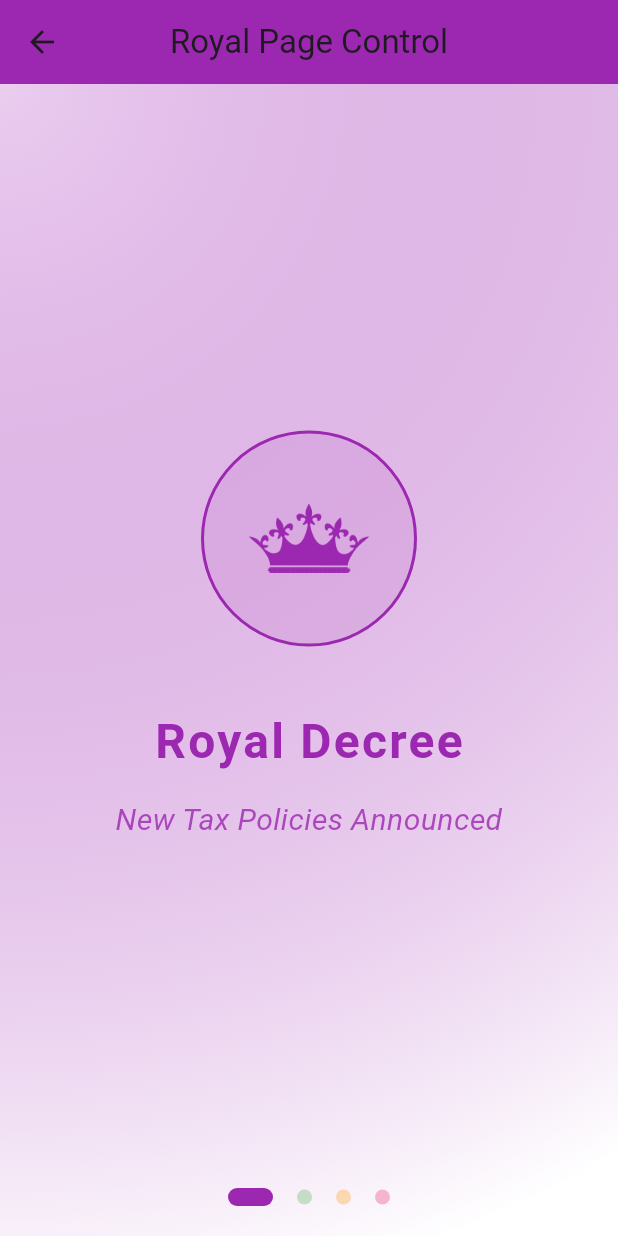
After one commit to iremyasar01/neonAcademyApps, a Flutter app: the screen it shows after launch, after a tap on "Prince pages", on a phone screen of 412 x 824 dp. The commit adds this screen. Run offline on Flutter 3.47's test engine with Material 3 defaults, Android fonts, the phone set to English and light mode, and no system bars; our stand-ins replace audioplayers.

Commit message:
pageControl

```diff
--- /dev/null
+++ b/lib/models/page_models.dart
@@ -0,0 +1,15 @@
+import 'package:flutter/material.dart';
+
+class PageModels {
+  final String title;
+  final String subtitle;
+  final Color color;
+  final String imageAsset;
+
+  PageModels({
+    required this.title,
+    required this.subtitle,
+    required this.color,
+    required this.imageAsset,
+  });
+}
--- a/lib/screens/home_screen.dart
+++ b/lib/screens/home_screen.dart
@@ -1,6 +1,7 @@
 import 'package:flutter/material.dart';
 import 'package:neonacademyapss/screens/container_screen.dart';
 import 'package:neonacademyapss/screens/dress_up_screen.dart';
+import 'package:neonacademyapss/screens/page_control_screen.dart';
 import 'package:neonacademyapss/screens/resque_slider_screen.dart';
 import 'package:neonacademyapss/screens/switch_screen.dart';
 import 'package:neonacademyapss/screens/wicked_queen_screen.dart';
@@ -88,6 +89,17 @@ class HomeScreen extends StatelessWidget {
               child: const Text('Dress Up'),
               //Stepper
             ),
+             const SizedBox(height: 20),
+            ElevatedButton(
+              onPressed: () {
+                Navigator.push(
+                  context,
+                  MaterialPageRoute(builder: (context) => const PageControlScreen()),
+                );
+              },
+              child: const Text('Prince pages'),
+              //page control
+            ),
           ],
         ),
       ),
--- /dev/null
+++ b/lib/screens/page_control_screen.dart
@@ -0,0 +1,87 @@
+import 'package:flutter/material.dart';
+import 'package:neonacademyapss/models/page_models.dart';
+import '../widgets/royal_page.dart';
+import '../widgets/page_indicator.dart';
+import '../widgets/royal_background.dart';
+
+
+class PageControlScreen extends StatefulWidget {
+  const PageControlScreen({super.key});
+
+  @override
+  State<PageControlScreen> createState() => _PageControlScreenState();
+}
+
+class _PageControlScreenState extends State<PageControlScreen> {
+  final PageController _pageController = PageController();
+  final List<PageModels> _pages = [
+    PageModels(
+      title: 'Royal Decree',
+      subtitle: 'New Tax Policies Announced',
+      color: Colors.purple,
+      imageAsset: 'assets/images/crown.png',
+    ),
+    PageModels(
+      title: 'Kingdom News',
+      subtitle: 'Harvest Festival Begins Tomorrow',
+      color: Colors.green,
+      imageAsset: 'assets/images/scroll.png',
+    ),
+    PageModels(
+      title: 'Castle Bulletin',
+      subtitle: 'Dragon Sighting in North Mountains',
+      color: Colors.orange,
+      imageAsset: 'assets/images/castle.png',
+    ),
+    PageModels(
+      title: 'Royal Wedding',
+      subtitle: 'Prince Alexander to Marry Princess Elena',
+      color: Colors.pink,
+      imageAsset: 'assets/images/wedding.png',
+    ),
+  ];
+
+  int _currentIndex = 0;
+
+  @override
+  Widget build(BuildContext context) {
+    return Scaffold(
+      appBar: AppBar(
+        title: const Text('Royal Page Control'),
+        centerTitle: true,
+        backgroundColor: _pages[_currentIndex].color,
+      ),
+      body: RoyalBackground(
+        currentPage: _pages[_currentIndex],
+        child: Column(
+          children: [
+            Expanded(
+              child: PageView.builder(
+                controller: _pageController,
+                onPageChanged: (index) {
+                  setState(() => _currentIndex = index);
+                },
+                itemCount: _pages.length,
+                itemBuilder: (context, index) {
+                  return RoyalPage(content: _pages[index]);
+                },
+              ),
+            ),
+            PageIndicator(
+              pageController: _pageController,
+              currentIndex: _currentIndex,
+              pages: _pages,
+            ),
+            const SizedBox(height: 20),
+          ],
+        ),
+      ),
+    );
+  }
+
+  @override
+  void dispose() {
+    _pageController.dispose();
+    super.dispose();
+  }
+}
--- /dev/null
+++ b/lib/widgets/page_indicator.dart
@@ -0,0 +1,44 @@
+import 'package:flutter/material.dart';
+import 'package:neonacademyapss/models/page_models.dart';
+
+
+class PageIndicator extends StatelessWidget {
+  final PageController pageController;
+  final int currentIndex;
+  final List<PageModels> pages;
+
+  const PageIndicator({
+    super.key,
+    required this.pageController,
+    required this.currentIndex,
+    required this.pages,
+  });
+
+  @override
+  Widget build(BuildContext context) {
+    return Row(
+      mainAxisAlignment: MainAxisAlignment.center,
+      children: List.generate(pages.length, (index) {
+        return GestureDetector(
+          onTap: () => pageController.animateToPage(
+            index,
+            duration: const Duration(milliseconds: 500),
+            curve: Curves.easeInOut,
+          ),
+          child: AnimatedContainer(
+            duration: const Duration(milliseconds: 300),
+            margin: const EdgeInsets.symmetric(horizontal: 8),
+            height: currentIndex == index ? 12 : 10,
+            width: currentIndex == index ? 30 : 10,
+            decoration: BoxDecoration(
+              color: currentIndex == index
+                  ? pages[index].color
+                  : pages[index].color.withOpacity(0.3),
+              borderRadius: BorderRadius.circular(10),
+            ),
+          ),
+        );
+      }),
+    );
+  }
+}
--- /dev/null
+++ b/lib/widgets/royal_background.dart
@@ -0,0 +1,32 @@
+import 'package:flutter/material.dart';
+import 'package:neonacademyapss/models/page_models.dart';
+
+
+class RoyalBackground extends StatelessWidget {
+  final PageModels currentPage;
+  final Widget child;
+
+  const RoyalBackground({
+    super.key,
+    required this.currentPage,
+    required this.child,
+  });
+
+  @override
+  Widget build(BuildContext context) {
+    return AnimatedContainer(
+      duration: const Duration(milliseconds: 500),
+      decoration: BoxDecoration(
+        gradient: RadialGradient(
+          center: Alignment.topLeft,
+          radius: 2.0,
+          colors: [
+            currentPage.color.withOpacity(0.2),
+            Colors.white,
+          ],
+        ),
+      ),
+      child: child,
+    );
+  }
+}
--- /dev/null
+++ b/lib/widgets/royal_page.dart
@@ -0,0 +1,55 @@
+import 'package:flutter/material.dart';
+import 'package:neonacademyapss/models/page_models.dart';
+
+
+class RoyalPage extends StatelessWidget {
+  final PageModels content;
+
+  const RoyalPage({super.key, required this.content});
+
+  @override
+  Widget build(BuildContext context) {
+    return Padding(
+      padding: const EdgeInsets.all(40.0),
+      child: Column(
+        mainAxisAlignment: MainAxisAlignment.center,
+        children: [
+          Container(
+            decoration: BoxDecoration(
+              color: content.color.withOpacity(0.1),
+              shape: BoxShape.circle,
+              border: Border.all(color: content.color, width: 2),
+            ),
+            padding: const EdgeInsets.all(30),
+            child: Image.asset(
+              content.imageAsset,
+              width: 80,
+              height: 80,
+              color: content.color,
+            ),
+          ),
+          const SizedBox(height: 40),
+          Text(
+            content.title,
+            style: TextStyle(
+              fontSize: 32,
+              fontWeight: FontWeight.bold,
+              color: content.color,
+              letterSpacing: 1.5,
+            ),
+          ),
+          const SizedBox(height: 15),
+          Text(
+            content.subtitle,
+            style: TextStyle(
+              fontSize: 20,
+              color: content.color.withOpacity(0.8),
+              fontStyle: FontStyle.italic,
+            ),
+            textAlign: TextAlign.center,
+          ),
+        ],
+      ),
+    );
+  }
+}
```
Also changed, not shown: pubspec.yaml (+11 -6 lines), assets/images/castle.png (added), assets/images/crown.png (added), assets/images/scroll.png (added), assets/images/wedding.png (added).
